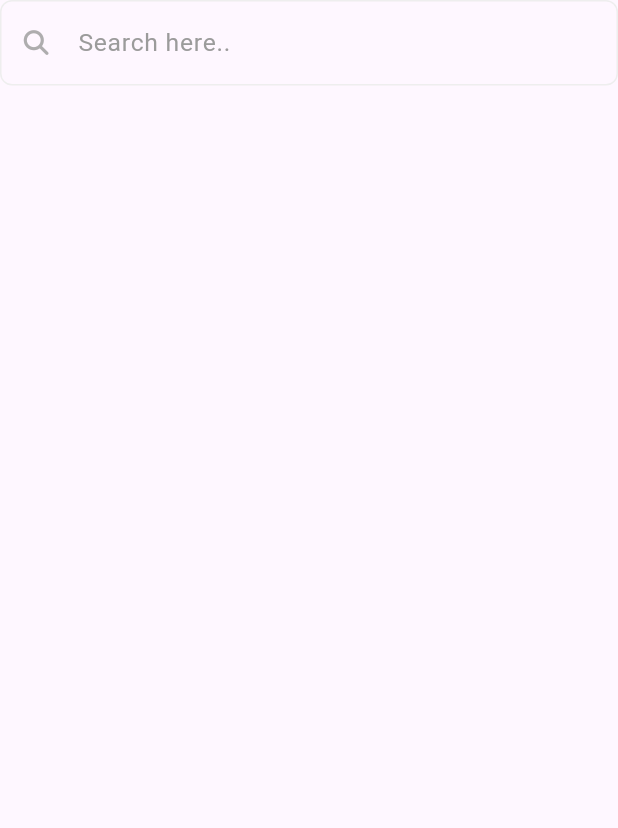
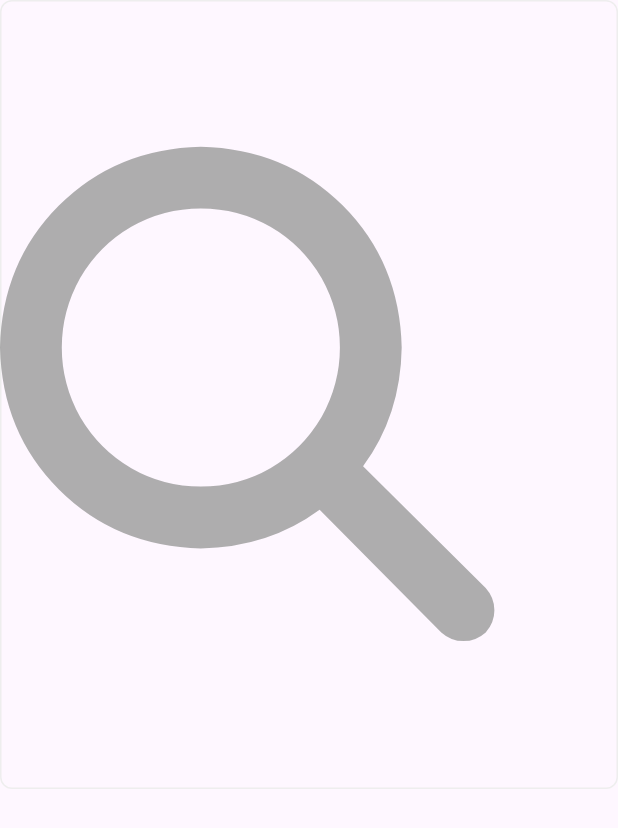
Before and after one commit to Yousefjoo17/Slash_Home_View, a Flutter app: the CustomTextField widget shown alone on an empty page, opened directly, on a phone screen of 412 x 824 dp. Shown: the top 828 px of the screen. Run offline on Flutter 3.47's test engine with Material 3 defaults, Android fonts, the phone set to English and light mode, and no system bars; our stand-ins replace bloc, carousel_slider, flutter_bloc, font_awesome_flutter.

Commit message:
fix search widget

```diff
--- a/lib/core/widgets/custom_text_field.dart
+++ b/lib/core/widgets/custom_text_field.dart
@@ -1,37 +1,33 @@
 import 'package:flutter/material.dart';
 import 'package:font_awesome_flutter/font_awesome_flutter.dart';
-import 'package:slashtask/core/func/get_responsive_size.dart';
 
 class CustomTextField extends StatelessWidget {
-  const CustomTextField({super.key, required this.hinttext, this.onchanged});
-
+  const CustomTextField({super.key, required this.hinttext});
   final String? hinttext;
-  final Function(String)? onchanged;
 
   @override
   Widget build(BuildContext context) {
+    return LayoutBuilder(
+      builder: (BuildContext context, BoxConstraints constraints) {
+        double iconSize = constraints.maxHeight * 0.4; // Adjust the factor as needed
+        double fontSize = constraints.maxHeight * 0.4; // Adjust the factor as needed
+
         return TextField(
           style: const TextStyle(color: Colors.black),
-      onChanged: onchanged,
           decoration: InputDecoration(
             prefixIcon: Opacity(
               opacity: .8,
               child: Icon(
                 FontAwesomeIcons.magnifyingGlass,
                 color: const Color(0xff9B9B9B),
-            size: getResponisveSize(
-              context,
-              size: 16,
-            ),
+                size: iconSize,
               ),
             ),
             hintText: hinttext,
             hintStyle: TextStyle(
                 color: const Color(0xff9B9B9B),
-            fontSize: getResponisveSize(
-              context,
-              size: 16,
-            )),
+                fontSize: fontSize,
+            ),
             enabledBorder: OutlineInputBorder(
               borderSide: const BorderSide(color: Color(0xffEEEEEE)),
               borderRadius: BorderRadius.circular(8),
@@ -46,5 +42,7 @@ class CustomTextField extends StatelessWidget {
             ),
           ),
         );
+      },
+    );
   }
 }
--- a/lib/features/home/presentation/views/widgets/custom_search_bar.dart
+++ b/lib/features/home/presentation/views/widgets/custom_search_bar.dart
@@ -53,12 +53,3 @@ class CustomSearchBar extends StatelessWidget {
     );
   }
 }
-/*
-const Opacity(
-            opacity: .8,
-            child: Icon(
-              FontAwesomeIcons.magnifyingGlass,
-              size: 24,
-            ),
-          ),
-          */
```
Lines whose indentation alone changed are shown as unchanged.
